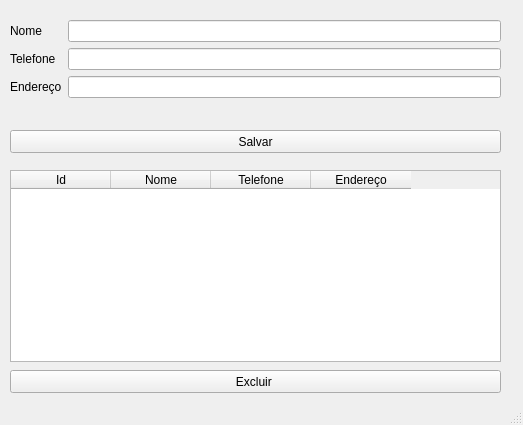
Qt form OficinaDeCostura.ui (Kennedy7Sa/Projeto_Oficina_GUI_PyQt6) before a commit.
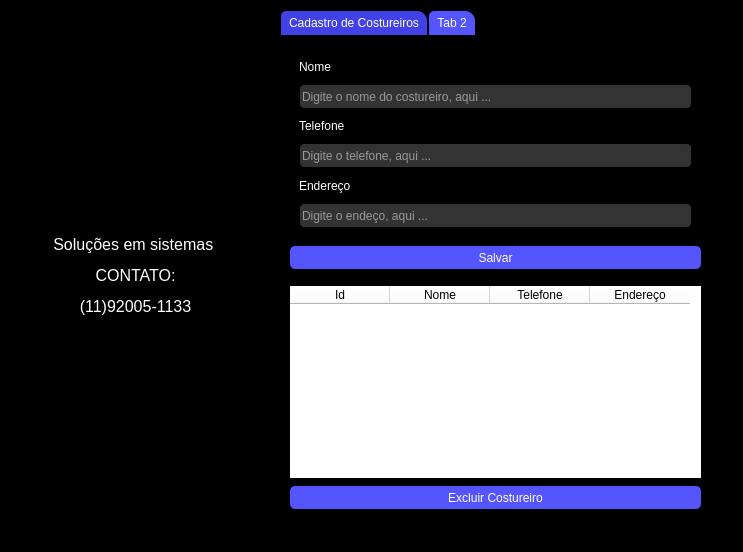
The same form after that commit. Icons and pictures are not drawn.

The edit to the form file:
```diff
--- a/OficinaDeCostura.ui
+++ b/OficinaDeCostura.ui
@@ -6,113 +6,271 @@
    <rect>
     <x>0</x>
     <y>0</y>
-    <width>523</width>
-    <height>425</height>
+    <width>743</width>
+    <height>552</height>
    </rect>
   </property>
   <property name="windowTitle">
    <string>MainWindow</string>
   </property>
   <property name="styleSheet">
-   <string notr="true"/>
+   <string notr="true">background-color: rgb(0, 0, 0);</string>
   </property>
   <widget class="QWidget" name="centralwidget">
-   <widget class="QPushButton" name="pushButton">
+   <property name="styleSheet">
+    <string notr="true">*{
+border:none;
+}
+QLabel{
+color: rgb(255, 255, 255);
+}</string>
+   </property>
+   <widget class="QTabWidget" name="tabWidget">
     <property name="geometry">
      <rect>
-      <x>10</x>
-      <y>130</y>
-      <width>491</width>
-      <height>23</height>
+      <x>280</x>
+      <y>10</y>
+      <width>451</width>
+      <height>521</height>
      </rect>
     </property>
-    <property name="text">
-     <string>Salvar</string>
+    <property name="styleSheet">
+     <string notr="true">QTabBar::tab {
+    background-color: rgb(85, 85, 255);
+    color: white;
+    border-top-left-radius: 5px;
+    border-top-right-radius: 10px;
+    padding: 5px 8px;
+    margin: 1px;
+}
+
+QTabBar::tab:selected {
+    background-color: rgb(65, 65, 230);
+}
+</string>
     </property>
-   </widget>
-   <widget class="QWidget" name="layoutWidget">
-    <property name="geometry">
-     <rect>
-      <x>10</x>
-      <y>20</y>
-      <width>491</width>
-      <height>105</height>
-     </rect>
+    <property name="currentIndex">
+     <number>0</number>
     </property>
-    <layout class="QFormLayout" name="formLayout">
-     <item row="2" column="0">
-      <widget class="QLabel" name="label">
+    <widget class="QWidget" name="Cadastro_costureiro">
+     <attribute name="title">
+      <string>Cadastro de Costureiros</string>
+     </attribute>
+     <widget class="QPushButton" name="btnExcluir">
+      <property name="geometry">
+       <rect>
+        <x>10</x>
+        <y>450</y>
+        <width>411</width>
+        <height>23</height>
+       </rect>
+      </property>
+      <property name="styleSheet">
+       <string notr="true">QPushButton {
+    background-color: rgb(85, 85, 255);
+    color: rgb(255, 255, 255);
+    border-radius: 5px;
+    padding: 5px 10px;
+    border: none;
+}
+
+QPushButton:hover {
+    background-color: rgb(65, 65, 230); /* cor mais escura no hover */
+}
+</string>
+      </property>
+      <property name="text">
+       <string>Excluir Costureiro</string>
+      </property>
+     </widget>
+     <widget class="QTableWidget" name="tabelaCostureiro">
+      <property name="geometry">
+       <rect>
+        <x>10</x>
+        <y>250</y>
+        <width>411</width>
+        <height>192</height>
+       </rect>
+      </property>
+      <property name="styleSheet">
+       <string notr="true">background-color: rgb(255, 255, 255);
+gridline-color: rgb(0, 0, 0);
+selection-color: rgb(170, 170, 255);</string>
+      </property>
+      <column>
+       <property name="text">
+        <string>Id</string>
+       </property>
+      </column>
+      <column>
        <property name="text">
         <string>Nome</string>
        </property>
-      </widget>
-     </item>
-     <item row="3" column="0">
-      <widget class="QLabel" name="label_2">
+      </column>
+      <column>
        <property name="text">
         <string>Telefone</string>
        </property>
-      </widget>
-     </item>
-     <item row="4" column="0">
-      <widget class="QLabel" name="label_3">
+      </column>
+      <column>
        <property name="text">
         <string>Endereço</string>
        </property>
-      </widget>
-     </item>
-     <item row="2" column="1">
-      <widget class="QLineEdit" name="txtNome"/>
-     </item>
-     <item row="3" column="1">
-      <widget class="QLineEdit" name="txtTelefone"/>
-     </item>
-     <item row="4" column="1">
-      <widget class="QLineEdit" name="txtEndereco"/>
-     </item>
-    </layout>
+      </column>
+     </widget>
+     <widget class="QPushButton" name="pushButton">
+      <property name="geometry">
+       <rect>
+        <x>10</x>
+        <y>210</y>
+        <width>411</width>
+        <height>23</height>
+       </rect>
+      </property>
+      <property name="styleSheet">
+       <string notr="true">QPushButton {
+    background-color: rgb(85, 85, 255);
+    color: rgb(255, 255, 255);
+    border-radius: 5px;
+    padding: 5px 10px;
+    border: none;
+}
+
+QPushButton:hover {
+    background-color: rgb(65, 65, 230); /* cor mais escura no hover */
+}
+</string>
+      </property>
+      <property name="text">
+       <string>Salvar</string>
+      </property>
+     </widget>
+     <widget class="QFrame" name="frame">
+      <property name="geometry">
+       <rect>
+        <x>10</x>
+        <y>10</y>
+        <width>411</width>
+        <height>191</height>
+       </rect>
+      </property>
+      <property name="minimumSize">
+       <size>
+        <width>0</width>
+        <height>0</height>
+       </size>
+      </property>
+      <property name="styleSheet">
+       <string notr="true">QLineEdit {
+    border-radius: 5px;
+    border: 1px solid #000; /* exemplo de borda preta */
+    color: rgb(255, 255, 255); /* cor do texto */
+    background-color: #333; /* opcional, só pra destacar o branco */
+}
+</string>
+      </property>
+      <property name="frameShape">
+       <enum>QFrame::StyledPanel</enum>
+      </property>
+      <property name="frameShadow">
+       <enum>QFrame::Raised</enum>
+      </property>
+      <layout class="QGridLayout" name="gridLayout">
+       <item row="2" column="0">
+        <widget class="QLabel" name="label_2">
+         <property name="text">
+          <string>Telefone</string>
+         </property>
+        </widget>
+       </item>
+       <item row="3" column="0">
+        <widget class="QLineEdit" name="txtTelefone">
+         <property name="minimumSize">
+          <size>
+           <width>0</width>
+           <height>25</height>
+          </size>
+         </property>
+         <property name="styleSheet">
+          <string notr="true"/>
+         </property>
+         <property name="placeholderText">
+          <string>Digite o telefone, aqui ...</string>
+         </property>
+        </widget>
+       </item>
+       <item row="4" column="0">
+        <widget class="QLabel" name="label_3">
+         <property name="text">
+          <string>Endereço</string>
+         </property>
+        </widget>
+       </item>
+       <item row="5" column="0">
+        <widget class="QLineEdit" name="txtEndereco">
+         <property name="minimumSize">
+          <size>
+           <width>0</width>
+           <height>25</height>
+          </size>
+         </property>
+         <property name="styleSheet">
+          <string notr="true"/>
+         </property>
+         <property name="readOnly">
+          <bool>false</bool>
+         </property>
+         <property name="placeholderText">
+          <string>Digite o endeço, aqui ...</string>
+         </property>
+        </widget>
+       </item>
+       <item row="1" column="0">
+        <widget class="QLineEdit" name="txtNome">
+         <property name="minimumSize">
+          <size>
+           <width>0</width>
+           <height>25</height>
+          </size>
+         </property>
+         <property name="styleSheet">
+          <string notr="true"/>
+         </property>
+         <property name="placeholderText">
+          <string>Digite o nome do costureiro, aqui ...</string>
+         </property>
+        </widget>
+       </item>
+       <item row="0" column="0">
+        <widget class="QLabel" name="label">
+         <property name="text">
+          <string>Nome</string>
+         </property>
+        </widget>
+       </item>
+      </layout>
+     </widget>
+    </widget>
+    <widget class="QWidget" name="tab_2">
+     <attribute name="title">
+      <string>Tab 2</string>
+     </attribute>
+    </widget>
    </widget>
-   <widget class="QTableWidget" name="tabelaCostureiro">
+   <widget class="QLabel" name="label_4">
     <property name="geometry">
      <rect>
-      <x>10</x>
-      <y>170</y>
-      <width>491</width>
-      <height>192</height>
+      <x>20</x>
+      <y>100</y>
+      <width>231</width>
+      <height>351</height>
      </rect>
     </property>
-    <column>
-     <property name="text">
-      <string>Id</string>
-     </property>
-    </column>
-    <column>
-     <property name="text">
-      <string>Nome</string>
-     </property>
-    </column>
-    <column>
-     <property name="text">
-      <string>Telefone</string>
-     </property>
-    </column>
-    <column>
-     <property name="text">
-      <string>Endereço</string>
-     </property>
-    </column>
-   </widget>
-   <widget class="QPushButton" name="btnExcluir">
-    <property name="geometry">
-     <rect>
-      <x>10</x>
-      <y>370</y>
-      <width>491</width>
-      <height>23</height>
-     </rect>
+    <property name="styleSheet">
+     <string notr="true">COLOR:rgb(255, 255, 255)</string>
     </property>
     <property name="text">
-     <string>Excluir </string>
+     <string>&lt;html&gt;&lt;head/&gt;&lt;body&gt;&lt;p align=&quot;center&quot;&gt;&lt;img src=&quot;:/icons/icons/logo empresa 200px.png&quot;/&gt;&lt;/p&gt;&lt;p align=&quot;center&quot;&gt;&lt;span style=&quot; font-size:12pt;&quot;&gt;Soluções em sistemas &lt;/span&gt;&lt;/p&gt;&lt;p align=&quot;center&quot;&gt;&lt;span style=&quot; font-size:12pt;&quot;&gt;CONTATO:&lt;/span&gt;&lt;/p&gt;&lt;p align=&quot;center&quot;&gt;&lt;span style=&quot; font-size:12pt;&quot;&gt;(11)92005-1133&lt;/span&gt;&lt;/p&gt;&lt;/body&gt;&lt;/html&gt;</string>
     </property>
    </widget>
   </widget>
```
Left out of the diff: 6 changed lines with no effect on the pictures.
